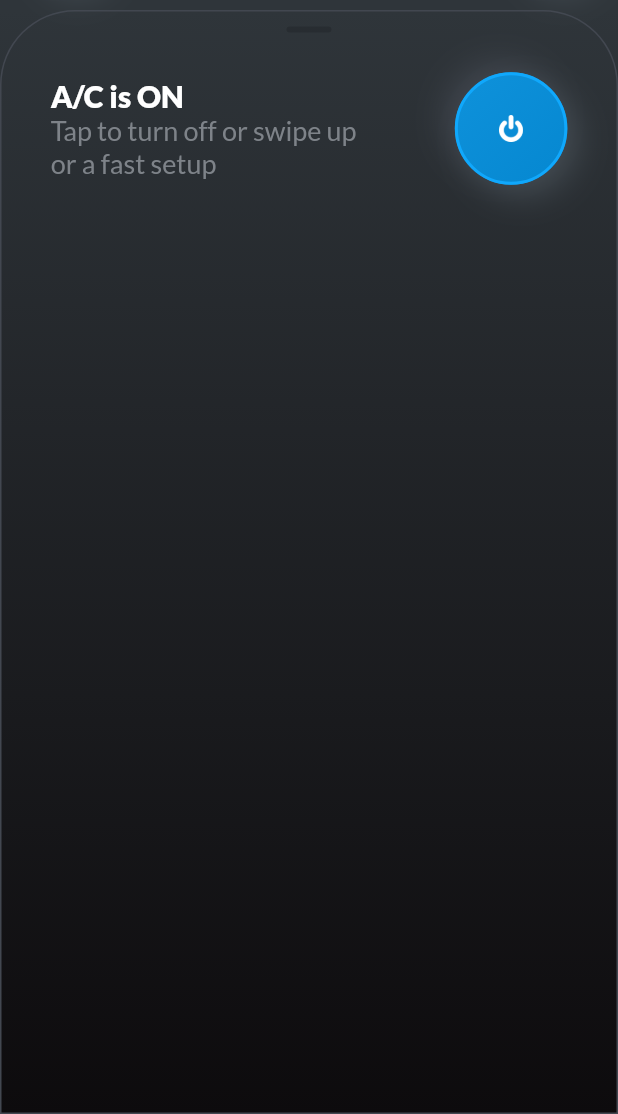
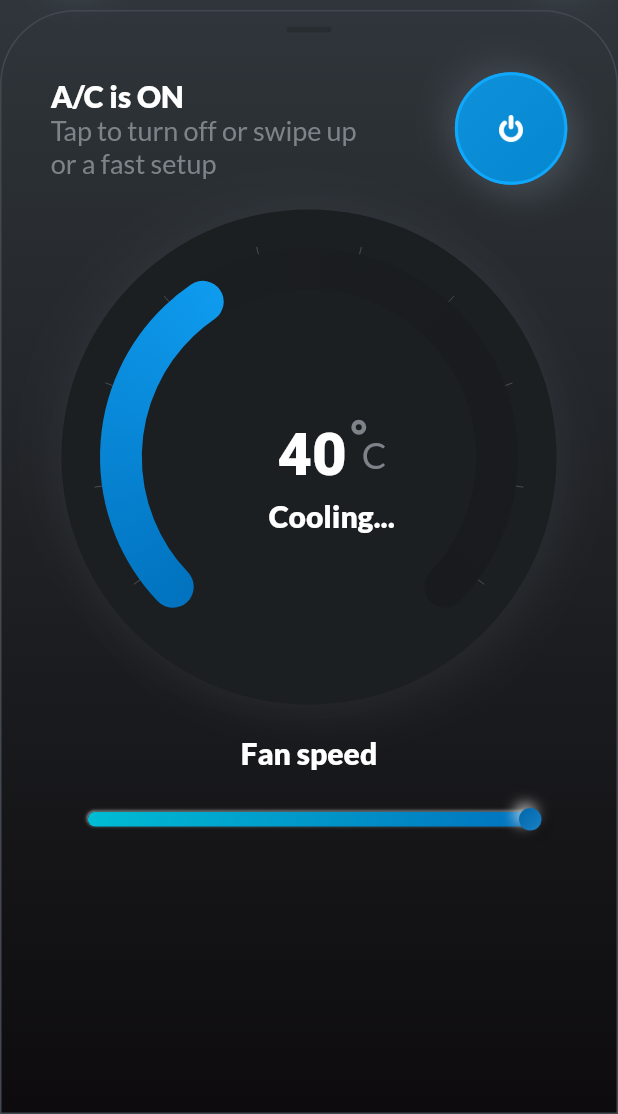
Before and after one commit to AmirmahdiNourkazemi/Tesla_app, a Flutter app: the DetailScreen screen opened directly, on a phone screen of 412 x 824 dp, the part 122-1236 px from its top. Run offline on Flutter 3.47's test engine with Material 2 defaults, Android fonts, the phone set to English and light mode, and no system bars; drawn by our look-alikes of syncfusion_flutter_gauges; our stand-ins replace animate_do, flutter_neumorphic_plus, google_fonts, page_transition.

Commit message:
add syncfusion_flutter_gauges for chart

```diff
--- a/lib/main.dart
+++ b/lib/main.dart
@@ -65,6 +65,11 @@ class MyApp extends StatelessWidget {
             color: TextColors.textBodyLargeColor,
             fontWeight: FontWeight.w900,
           ),
+          displayMedium: GoogleFonts.roboto(
+            fontSize: 40,
+            color: TextColors.textBodyLargeColor,
+            fontWeight: FontWeight.w900,
+          ),
         ),
         baseColor: AppColors.neumorphicBackgroundColor,
         lightSource: LightSource.topLeft,
--- a/lib/presentation/detail/detail.dart
+++ b/lib/presentation/detail/detail.dart
@@ -1,6 +1,7 @@
 import 'package:animate_do/animate_do.dart';
 import 'package:flutter/material.dart';
 import 'package:flutter_neumorphic_plus/flutter_neumorphic.dart';
+import 'package:syncfusion_flutter_gauges/gauges.dart';
 
 import '../../colors.dart';
 import '../welcome/widget/NeumorphicButton.dart';
@@ -11,6 +12,9 @@ class DetailScreen extends StatefulWidget {
   @override
   State<DetailScreen> createState() => _DetailScreenState();
 }
+
+double _gaugeValue = 40;
+double _sliderValue = 10;
 
 class _DetailScreenState extends State<DetailScreen> {
   @override
@@ -56,7 +60,181 @@ class _DetailScreenState extends State<DetailScreen> {
             child: ListView(
               children: [
                 indicator(),
+                acButton(context),
+                sfRadialGaugeContainer(context),
+                const SizedBox(
+                  height: 20,
+                ),
+                fanSpeed()
+              ],
+            ),
+          ),
+        ),
+      ),
+    );
+  }
+
+  Column fanSpeed() {
+    return Column(
+      children: [
+        const Text('Fan speed'),
+        const SizedBox(
+          height: 25,
+        ),
+        Padding(
+          padding: const EdgeInsets.symmetric(horizontal: 50),
+          child: NeumorphicSlider(
+            height: 10,
+            style: const SliderStyle(
+              accent: Color(0xFF0172BE),
+              depth: 1,
+              border: NeumorphicBorder(
+                color: AppColors.neumorphicBorderColor,
+                width: 2,
+              ),
+            ),
+            value: _sliderValue,
+            onChangeStart: (percent) {
+              setState(() {
+                _sliderValue = percent;
+              });
+            },
+            onChanged: (percent) {
+              setState(() {
+                _sliderValue = percent;
+              });
+            },
+          ),
+        ),
+      ],
+    );
+  }
+
+  SizedBox sfRadialGaugeContainer(BuildContext context) {
+    return SizedBox(
+      height: 330,
+      child: NeumorphicButton(
+        style: const NeumorphicStyle(
+            intensity: 0.2,
+            shadowDarkColorEmboss: AppColors.neumorphicShadowDarkColorEmboss,
+            shadowLightColor: AppColors.neumorphicShadowLightColor,
+            surfaceIntensity: 0.1,
+            border: NeumorphicBorder(
+              isEnabled: true,
+              color: AppColors.neumorphicBorderColor,
+              width: 0.2,
+            ),
+            shape: NeumorphicShape.flat,
+            boxShape: NeumorphicBoxShape.circle(),
+            depth: 20,
+            disableDepth: false,
+            shadowDarkColor: AppColors.neumorphicShadowDarkColor,
+            color: AppColors.neumorphicBackgroundColor),
+        child: Stack(
+          children: [
+            SfRadialGauge(
+              animationDuration: 2000,
+              enableLoadingAnimation: true,
+              axes: <RadialAxis>[
+                RadialAxis(
+                  showTicks: true,
+                  showFirstLabel: false,
+                  showLastLabel: false,
+                  showLabels: false,
+                  radiusFactor: 0.9,
+                  majorTickStyle: const MajorTickStyle(
+                    length: 0,
+                    color: AppColors.neumorphicShadowDarkColorEmboss,
+                  ),
+                  ticksPosition: ElementsPosition.outside,
+                  pointers: <GaugePointer>[
+                    RangePointer(
+                      cornerStyle: CornerStyle.bothCurve,
+                      width: 0.2,
+                      enableAnimation: true,
+                      sizeUnit: GaugeSizeUnit.factor,
+                      value: _gaugeValue,
+                      gradient: const SweepGradient(
+                        colors: [
+                          Color(0xFF0172BE),
+                          Color(0xFF0F9BEE),
+                        ],
+                      ),
+                      enableDragging: true,
+                      onValueChanged: (value) {
+                        setState(() {
+                          _gaugeValue = value;
+                        });
+                      },
+                      animationDuration: 1800,
+                    ),
+                  ],
+                  axisLineStyle: const AxisLineStyle(
+                    thickness: 0.2,
+                    cornerStyle: CornerStyle.bothCurve,
+                    gradient: SweepGradient(
+                      colors: [
+                        Color(0xFF202428),
+                        Colors.black,
+                      ],
+                    ),
+                    thicknessUnit: GaugeSizeUnit.factor,
+                  ),
+                )
+              ],
+            ),
+            Positioned(
+              top: 130,
+              left: 215,
+              child: Container(
+                width: 10,
+                height: 10,
+                decoration: const ShapeDecoration(
+                  shape: OvalBorder(
+                    side: BorderSide(
+                        width: 3, color: TextColors.textBodySmallColor),
+                  ),
+                ),
+              ),
+            ),
+            Positioned(
+              top: 130,
+              left: 160,
+              child: Column(
+                children: [
                   Row(
+                    children: [
+                      Text(
+                        _gaugeValue.toStringAsFixed(0),
+                        style: Theme.of(context).textTheme.displayMedium,
+                      ),
+                      const SizedBox(
+                        width: 10,
+                      ),
+                      Text(
+                        'C',
+                        style: Theme.of(context).textTheme.bodySmall,
+                      ),
+                    ],
+                  ),
+                  const SizedBox(
+                    height: 5,
+                  ),
+                  Text(
+                    'Cooling...',
+                    style: Theme.of(context).textTheme.bodyMedium,
+                  ),
+                ],
+              ),
+            )
+          ],
+        ),
+      ),
+    );
+  }
+
+  Row acButton(BuildContext context) {
+    return Row(
       mainAxisAlignment: MainAxisAlignment.spaceAround,
       crossAxisAlignment: CrossAxisAlignment.center,
       children: [
@@ -89,12 +267,6 @@ class _DetailScreenState extends State<DetailScreen> {
           ),
         ),
       ],
-                ),
-              ],
-            ),
-          ),
-        ),
-      ),
     );
   }
 
--- a/pubspec.yaml
+++ b/pubspec.yaml
@@ -39,6 +39,7 @@ dependencies:
   google_fonts: ^6.1.0
   animate_do: ^3.0.2
   page_transition: ^2.1.0
+  syncfusion_flutter_gauges: ^23.2.4
 
 dev_dependencies:
   flutter_test:
```
Also changed, not shown: pubspec.lock. Lines whose indentation alone changed are shown as unchanged.
